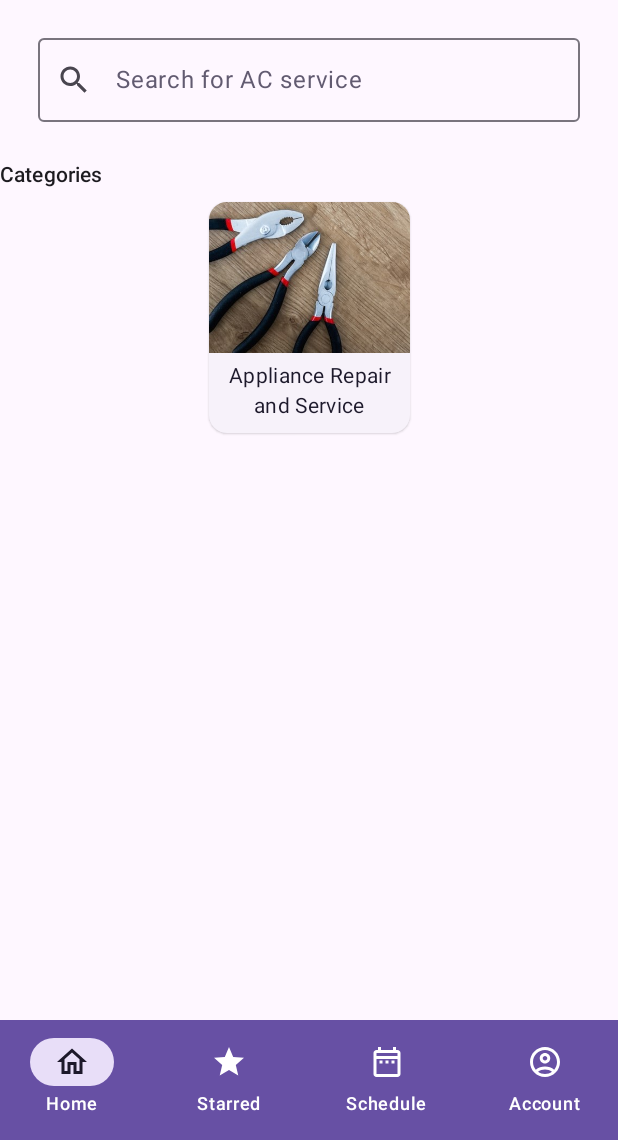
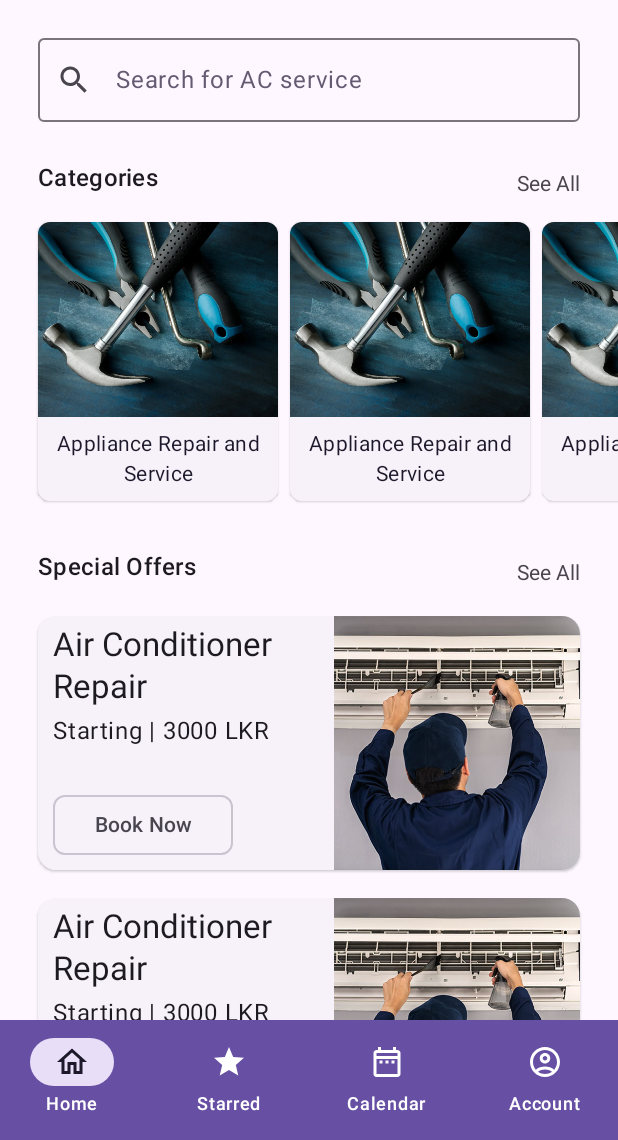
Before and after one commit to yunethw/felix, an Android app built with Jetpack Compose: the screen it shows after launch (MainActivity), on a phone screen of 412 x 824 dp, the part 96-1236 px from its top. Run offline under Robolectric (Android 15) with nearby library versions, the phone set to English and light mode, and no system bars; our stand-ins replace accompanist.

Commit message:
Home screen ui elements
Add category cards and offer cards.

```diff
--- a/app/src/main/java/com/felix/felix/MainActivity.kt
+++ b/app/src/main/java/com/felix/felix/MainActivity.kt
@@ -4,9 +4,12 @@ import android.os.Bundle
 import androidx.activity.ComponentActivity
 import androidx.activity.compose.setContent
 import androidx.compose.foundation.Image
-import androidx.compose.foundation.background
-import androidx.compose.foundation.clickable
 import androidx.compose.foundation.layout.*
+import androidx.compose.foundation.lazy.LazyRow
+import androidx.compose.foundation.lazy.items
+import androidx.compose.foundation.rememberScrollState
+import androidx.compose.foundation.text.ClickableText
+import androidx.compose.foundation.verticalScroll
 import androidx.compose.material.icons.Icons
 import androidx.compose.material.icons.filled.Menu
 import androidx.compose.material.icons.outlined.*
@@ -17,13 +20,15 @@ import androidx.compose.runtime.remember
 import androidx.compose.runtime.saveable.rememberSaveable
 import androidx.compose.ui.Alignment
 import androidx.compose.ui.Modifier
-import androidx.compose.ui.graphics.painter.Painter
+import androidx.compose.ui.layout.ContentScale
 import androidx.compose.ui.res.painterResource
+import androidx.compose.ui.text.AnnotatedString
+import androidx.compose.ui.text.TextStyle
 import androidx.compose.ui.text.style.TextAlign
 import androidx.compose.ui.tooling.preview.Preview
-import androidx.compose.ui.unit.Dp
 import androidx.compose.ui.unit.dp
 import com.felix.felix.ui.theme.FelixTheme
+import com.felix.felix.ui.components.*
 
 @ExperimentalMaterial3Api
 class MainActivity : ComponentActivity() {
@@ -32,11 +37,51 @@ class MainActivity : ComponentActivity() {
         setContent {
             FelixTheme {
                 Surface(
-                    modifier = Modifier.fillMaxSize(),
-                    color = MaterialTheme.colorScheme.background
+                    modifier = Modifier.fillMaxSize(), color = MaterialTheme.colorScheme.background
                 ) {
                     Scaffold(
-                        topBar = {
+                        topBar = { TopBar() },
+                        bottomBar = { BottomBar() },
+                    ) { paddingValues ->
+                        //val toast = Toast.makeText(LocalContext.current, "Hello", Toast.LENGTH_SHORT)
+                        Column(
+                            modifier = Modifier
+                                .padding(paddingValues)
+                                .fillMaxWidth()
+                                .verticalScroll(
+                                    rememberScrollState()
+                                ),
+                            horizontalAlignment = Alignment.CenterHorizontally
+                        ) {
+                            Spacer(modifier = Modifier.height(25.dp))
+                            SearchBar()
+                            Spacer(modifier = Modifier.height(25.dp))
+                            SectionTitle(text = "Categories", onSeeAllClick = {/*TODO: See more*/})
+                            Spacer(modifier = Modifier.height(15.dp))
+                            CategoryRow()
+                            Spacer(modifier = Modifier.height(30.dp))
+                            SectionTitle(text = "Special Offers", onSeeAllClick = {/*TODO: See more*/})
+                            Spacer(modifier = Modifier.height(15.dp))
+
+                            for (i in 0..2) {
+                                OfferCard(
+                                    title = "Air Conditioner Repair",
+                                    price = 3000,
+                                    caption = ""
+                                )
+                                Spacer(modifier = Modifier.height(8.dp))
+                            }
+                        }
+                    }
+                }
+            }
+        }
+    }
+}
+
+@ExperimentalMaterial3Api
+@Composable
+fun TopBar() {
     CenterAlignedTopAppBar(
         title = { Text(text = "Felix",
             style = MaterialTheme.typography.headlineLarge) },
@@ -53,10 +98,13 @@ class MainActivity : ComponentActivity() {
             }
         }
     )
-                        },
-                        bottomBar = {
+}
+
+@ExperimentalMaterial3Api
+@Composable
+fun BottomBar() {
     val selectedItem = remember { mutableStateOf(0) }
-                            val items = listOf("Home", "Starred", "Schedule", "Account")
+    val items = listOf("Home", "Starred", "Calendar", "Account")
     NavigationBar(
         containerColor = MaterialTheme.colorScheme.primary,
         contentColor = MaterialTheme.colorScheme.onPrimary
@@ -81,75 +129,22 @@ class MainActivity : ComponentActivity() {
                             imageVector = Icons.Outlined.Star,
                             contentDescription = "Star"
                         )
-                                                "Schedule" -> Icon(
+                        "Calendar" -> Icon(
                             imageVector = Icons.Outlined.DateRange,
-                                                    contentDescription = "Schedule"
+                            contentDescription = "Calendar"
                         )
                         "Account" -> Icon(
                             imageVector = Icons.Outlined.AccountCircle,
                             contentDescription = "Account"
                         )
                     }
-                                        })
                 }
-                            }
-                        }
-                    ) { paddingValues ->
-                        Column(
-                            modifier = Modifier
-                                .padding(paddingValues)
-                                .fillMaxWidth(),
-                            horizontalAlignment = Alignment.CenterHorizontally
-                        ) { SearchBar()
-                            Row(Modifier.fillMaxWidth()) {
-                                Text(
-                                    text = "Categories",
-                                    style = MaterialTheme.typography.labelLarge
             )
-                            }
-                            CategoryCard()
-                        }
-                    }
-                }
-            }
         }
     }
 }
 
 @ExperimentalMaterial3Api
-@Preview
-@Composable
-fun CategoryCard() {
-    ElevatedCard(
-        modifier = Modifier
-            .size(width = 150.dp, height = 170.dp)
-            .padding(8.dp),
-        enabled = true,
-        elevation = CardDefaults.elevatedCardElevation(),
-        onClick = {/*TODO*/}
-    ) { Column(
-            modifier = Modifier.fillMaxWidth()
-        ) { Image(
-                painter = painterResource(id = R.drawable.repair_image),
-                contentDescription = "repair"
-            )
-
-            Row(Modifier.fillMaxWidth(), verticalAlignment = Alignment.CenterVertically)
-            {
-                Text(
-                    text = "Appliance Repair and Service",
-                    textAlign = TextAlign.Center,
-                    style = MaterialTheme.typography.bodyMedium,
-                    color = MaterialTheme.colorScheme.onSecondaryContainer,
-                    modifier = Modifier.padding(all = 5.dp)
-                )
-            }
-        }
-    }
-}
-
-@ExperimentalMaterial3Api
-@Preview(showBackground = true)
 @Composable
 fun SearchBar() {
     var text = rememberSaveable{ mutableStateOf("") }
@@ -159,11 +154,45 @@ fun SearchBar() {
         leadingIcon = { Icon(imageVector = Icons.Outlined.Search, contentDescription = "Search icon")},
         placeholder = { Text(text = "Search for AC service", color = MaterialTheme.colorScheme.secondary)},
         modifier = Modifier
-            .padding(25.dp)
+            .padding(horizontal = 25.dp)
             .fillMaxWidth()
     )
 }
 
 @Composable
+fun SectionTitle(text : String, onSeeAllClick: (Int) -> Unit) {
+    Row(modifier = Modifier
+        .fillMaxWidth()
+        .padding(horizontal = 25.dp),
+        verticalAlignment = Alignment.Bottom
+    ) { Text(
+        text = text,
+        style = MaterialTheme.typography.titleMedium
+    )
+        ClickableText(
+            text = AnnotatedString(text = "See All"),
+            modifier = Modifier.fillMaxWidth(),
+            style = TextStyle(textAlign = TextAlign.End, color = MaterialTheme.colorScheme.onSurfaceVariant),
+            onClick = onSeeAllClick
+        )
+    }
+}
+
+@ExperimentalMaterial3Api
+@Composable
+fun CategoryRow() {
+    val itemsList = (0..5).toList()
+
+    LazyRow(
+        horizontalArrangement = Arrangement.spacedBy(8.dp),
+        contentPadding = PaddingValues(horizontal = 25.dp)
+    ) {
+        items(itemsList) {
+            CategoryCard()
+        }
+    }
+}
+
+@Composable
 fun DefaultPreview() {
 }
--- /dev/null
+++ b/app/src/main/java/com/felix/felix/ui/components/CategoryCard.kt
@@ -0,0 +1,60 @@
+package com.felix.felix.ui.components
+
+import androidx.compose.foundation.Image
+import androidx.compose.foundation.layout.*
+import androidx.compose.material3.*
+import androidx.compose.runtime.Composable
+import androidx.compose.ui.Alignment
+import androidx.compose.ui.Modifier
+import androidx.compose.ui.layout.ContentScale
+import androidx.compose.ui.res.painterResource
+import androidx.compose.ui.text.style.TextAlign
+import androidx.compose.ui.tooling.preview.Preview
+import androidx.compose.ui.unit.dp
+import com.felix.felix.R
+
+@ExperimentalMaterial3Api
+@Composable
+fun CategoryCard() { //TODO: Card should take parameters for dynamic display
+    ElevatedCard(
+        modifier = Modifier.size(width = 160.dp, height = 190.dp).padding(vertical = 2.dp),
+        shape = MaterialTheme.shapes.small,
+        onClick = {/*TODO*/ }) {
+        Column(
+            modifier = Modifier.fillMaxWidth()
+        ) {
+            Image(
+                painter = painterResource(id = R.drawable.repair_image),
+                contentDescription = "repair",
+                Modifier
+                    .fillMaxWidth()
+                    .height(130.dp),
+                contentScale = ContentScale.FillBounds
+            )
+
+
+            Row(
+                Modifier
+                    .fillMaxWidth()
+                    .fillMaxHeight(),
+                verticalAlignment = Alignment.CenterVertically
+            ) {
+                Text(
+                    text = "Appliance Repair and Service",
+                    textAlign = TextAlign.Center,
+                    style = MaterialTheme.typography.bodyMedium,
+                    color = MaterialTheme.colorScheme.onSecondaryContainer,
+                    modifier = Modifier.padding(all = 5.dp)
+                )
+            }
+        }
+    }
+}
+
+@ExperimentalMaterial3Api
+@Preview("default")
+@Composable
+private fun CategoryCardPreview()
+{
+    CategoryCard()
+}
--- /dev/null
+++ b/app/src/main/java/com/felix/felix/ui/components/OfferCard.kt
@@ -0,0 +1,105 @@
+package com.felix.felix.ui.components
+
+import androidx.compose.foundation.Image
+import androidx.compose.foundation.background
+import androidx.compose.foundation.layout.*
+import androidx.compose.material3.*
+import androidx.compose.runtime.Composable
+import androidx.compose.ui.Modifier
+import androidx.compose.ui.graphics.Color
+import androidx.compose.ui.layout.ContentScale
+import androidx.compose.ui.res.painterResource
+import androidx.compose.ui.text.font.FontWeight
+import androidx.compose.ui.text.style.TextAlign
+import androidx.compose.ui.tooling.preview.Preview
+import androidx.compose.ui.unit.dp
+import androidx.compose.ui.unit.sp
+import com.felix.felix.R
+import com.felix.felix.ui.theme.FelixTheme
+
+@ExperimentalMaterial3Api
+@Composable
+fun OfferCard(title: String, price: Int, caption: String = "") {
+    ElevatedCard(
+        modifier = Modifier
+            .fillMaxWidth()
+            .height(180.dp)
+            .padding(horizontal = 25.dp, vertical = 5.dp),
+        onClick = {/*TODO: On offer card click*/}
+    ) {
+        Row(
+            Modifier.fillMaxHeight()
+        ) {
+            Column(
+                Modifier
+                    .weight(6f)
+                    .padding(start = 10.dp, end = 15.dp, top = 5.dp, bottom = 10.dp)
+            ) {
+                Column(
+                    modifier = Modifier.height(110.dp)
+                ) {
+                    OfferCardTextColumn(title = title, price = price, caption = caption)
+                }
+                Column(
+                    modifier = Modifier.fillMaxHeight(),
+                    verticalArrangement = Arrangement.Bottom
+                ) {
+                    OutlinedButton(
+                        onClick = { /*TODO*/ },
+                        shape = MaterialTheme.shapes.small,
+                        modifier = Modifier.size(width = 120.dp, height = 40.dp),
+                        contentPadding = PaddingValues(horizontal = 8.dp),
+
+                    ) {
+                        Text(
+                            text = "Book Now",
+                            textAlign = TextAlign.Center
+                        )
+                    }
+                }
+            }
+            Image(
+                painter = painterResource(id = R.drawable.ac_repair),
+                contentDescription = null,
+                Modifier.weight(5f),
+                contentScale = ContentScale.FillHeight
+            )
+        }
+    }
+}
+
+@ExperimentalMaterial3Api
+@Preview
+@Composable
+private fun OfferCardPreview() {
+    FelixTheme {
+        OfferCard(
+            title = "Air Conditioner Repair",
+            price = 3000,
+            caption = ""
+        )
+    }
+}
+
+@Composable
+private fun OfferCardTextColumn(title: String, price: Int, caption: String = "") {
+    Text(
+        text = title,
+        style = MaterialTheme.typography.titleLarge
+    )
+
+    Spacer(modifier = Modifier.height(3.dp))
+
+    Text(
+        text = "Starting | $price LKR",
+        style = MaterialTheme.typography.bodyLarge
+    )
+
+    Spacer(modifier = Modifier.height(2.dp))
+
+    Text(
+        text = caption,
+        fontSize = 14.sp,
+        fontWeight = FontWeight.Light
+    )
+}
```
Also changed, not shown: app/src/main/res/drawable/ac_repair.jpg (added), app/src/main/res/drawable/repair_image.jpg (deleted), app/src/main/res/drawable/repair_image.png (added), 1 other file. Lines whose indentation alone changed are shown as unchanged.
